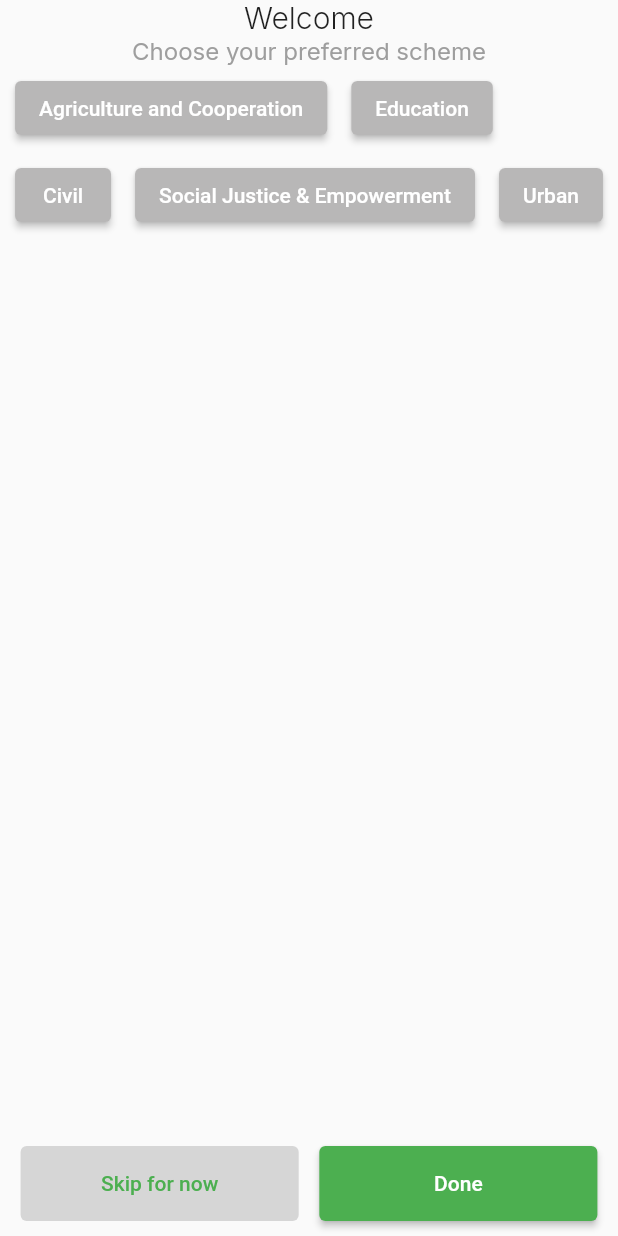
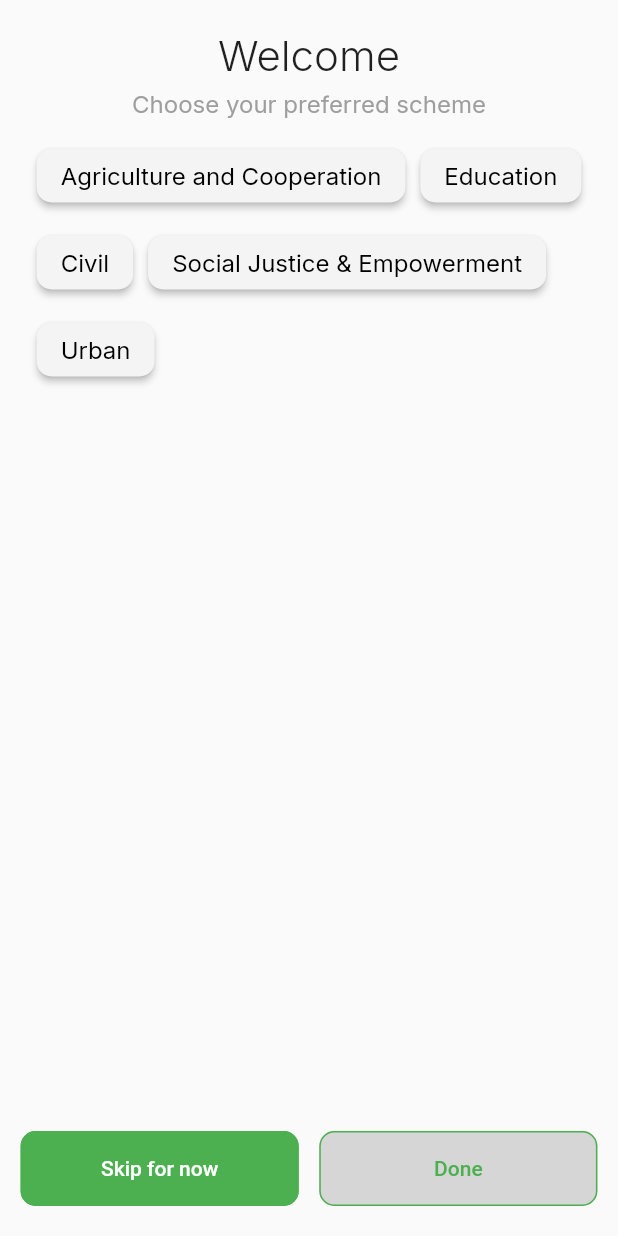
Before and after one commit to iYojna/iYojana-mobile-app, a Flutter app: the SetTagsScreen screen opened by its route, on a phone screen of 412 x 824 dp. Run offline on Flutter 3.47's test engine with Material 2 defaults, Android fonts, the light colour scheme and no system bars; our stand-ins replace google_fonts, shared_preferences; missing offline and left inert: flutter_shake_animated; accounts and stored records are empty; generated files the repository leaves out were written again.

Commit message:
:pencil2: added minor UI changes on the onboarding screens

```diff
--- a/iyojana/lib/auth/set_tags_screen.dart
+++ b/iyojana/lib/auth/set_tags_screen.dart
@@ -3,6 +3,7 @@ import 'package:flutter/src/widgets/framework.dart';
 
 import 'package:flutter/material.dart';
 import 'package:google_fonts/google_fonts.dart';
+import 'package:iyojana/styles.dart';
 
 class Tags {
   String id;
@@ -37,47 +38,81 @@ class _SetTagsScreenState extends State<SetTagsScreen> {
     return Scaffold(
       body: SafeArea(
           child: CustomScrollView(
+        physics: BouncingScrollPhysics(),
         slivers: [
           SliverFillRemaining(
             hasScrollBody: false,
             child: Column(
               children: <Widget>[
-                Text(
+                Padding(
+                  padding: EdgeInsets.only(top: 20.0, bottom: 5.0),
+                  child: Text(
                     'Welcome',
                     style: GoogleFonts.inter(
                         textStyle: const TextStyle(
-                          fontWeight: FontWeight.w300, fontSize: 20)),
+                            fontWeight: FontWeight.w300, fontSize: 28)),
                   ),
-                Text('Choose your preferred scheme',
+                ),
+                Padding(
+                  padding: EdgeInsets.only(bottom: 10.0),
+                  child: Text('Choose your preferred scheme',
                       style: GoogleFonts.inter(
                         textStyle: const TextStyle(
                             color: Colors.grey,
                             fontWeight: FontWeight.w400,
                             fontSize: 16),
                       )),
+                ),
                 Wrap(
                     children: tags
                         .map((tag) => Padding(
-                          padding: const EdgeInsets.only(left: 8.0, right: 8.0, top:5.0, bottom: 5.0),
+                            padding: const EdgeInsets.only(
+                                left: 5.0, right: 5.0, top: 5.0, bottom: 5.0),
                             child: ElevatedButton(
-
-                            style: ButtonStyle(
-                              backgroundColor: MaterialStateProperty.all(tag.enabled? Colors.green : Color.fromARGB(255, 184, 183, 183))
+                                // add border radius
+                                style: ElevatedButton.styleFrom(
+                                  shape: RoundedRectangleBorder(
+                                    borderRadius: BorderRadius.circular(10),
                                   ),
-                            onPressed: (){
+                                  primary: tag.enabled
+                                      ? Color.fromARGB(255, 227, 255, 217)
+                                      : Color.fromARGB(255, 245, 244, 244),
+                                  side: BorderSide(
+                                      width: 2,
+                                      color: tag.enabled
+                                          // 0, 166, 36, 1
+                                          ? Color.fromARGB(255, 0, 166, 36)
+                                          : Colors.transparent),
+                                  // backgroundColor: MaterialStateProperty.all(
+                                  //     tag.enabled
+                                  //         ? Color.fromARGB(255, 227, 255, 217)
+                                  //         : Color.fromARGB(
+                                  //             255, 245, 244, 244))
+                                ),
+                                onPressed: () {
                                   setState(() {
                                     print("clicked");
                                     tag.enabled = !tag.enabled;
                                   });
                                 },
                                 child: Container(
-                              child: Text(tag.name),
-                            )
-                          )
-                        )).toList()),
+                                  child: Text(
+                                    tag.name,
+                                    style: GoogleFonts.inter(
+                                        textStyle: TextStyle(
+                                            // rgba(0, 166, 36, 1)
+                                            color: tag.enabled
+                                                ? Color.fromARGB(
+                                                    255, 0, 166, 36)
+                                                : Colors.black,
+                                            fontWeight: FontWeight.w400,
+                                            fontSize: 16)),
+                                  ),
+                                ))))
+                        .toList()),
                 Expanded(child: Container()),
                 Padding(
-                  padding: const EdgeInsets.only(bottom: 10.0),
+                  padding: const EdgeInsets.only(bottom: 20.0),
                   child: Row(
                     mainAxisAlignment: MainAxisAlignment.spaceEvenly,
                     children: [
@@ -85,18 +120,16 @@ class _SetTagsScreenState extends State<SetTagsScreen> {
                           height: 50,
                           width: MediaQuery.of(context).size.width * 0.45,
                           child: ElevatedButton(
-                             style: ButtonStyle(
-                        elevation: MaterialStateProperty.all(0),
-                        backgroundColor: MaterialStateProperty.all<Color>(
-                            Color.fromARGB(255, 214, 214, 214)),
-                        foregroundColor:
-                            MaterialStateProperty.all<Color>(Colors.green)),
-                              onPressed: () {}, child: Text("Skip for now"))),
+                              style: Styles().buttonStyle1(),
+                              onPressed: () {},
+                              child: Text("Skip for now"))),
                       SizedBox(
                           height: 50,
                           width: MediaQuery.of(context).size.width * 0.45,
                           child: ElevatedButton(
-                              onPressed: () {}, child: Text("Done")))
+                              style: Styles().buttonStyle2(),
+                              onPressed: () {},
+                              child: Text("Done")))
                     ],
                   ),
                 )
--- a/iyojana/lib/language.dart
+++ b/iyojana/lib/language.dart
@@ -9,7 +9,7 @@ class Language {
   static List<Language> languageList() {
     return <Language>[
       Language(2, "🇺🇸", "English", "en"),
-      Language(4, "🇮🇳", "हिंदी", "es")
+      Language(4, "🇮🇳", "ગુજરાતી", "es")
     ];
   }
 }
--- a/iyojana/lib/styles.dart
+++ b/iyojana/lib/styles.dart
@@ -15,7 +15,7 @@ class Styles {
 
   TextStyle heading1() {
     return GoogleFonts.inter(
-        textStyle: TextStyle(fontWeight: FontWeight.w400, fontSize: 36));
+        textStyle: TextStyle(fontWeight: FontWeight.w400, fontSize: 28));
   }
 
   TextStyle subTitle1() {
@@ -27,12 +27,19 @@ class Styles {
   ButtonStyle buttonStyle1() {
     return ButtonStyle(
         elevation: MaterialStateProperty.all(0),
-      );
+        shape: MaterialStateProperty.all<RoundedRectangleBorder>(
+            RoundedRectangleBorder(
+                borderRadius: BorderRadius.circular(10.0),
+                side: const BorderSide(color: Colors.green))));
   }
 
   ButtonStyle buttonStyle2() {
     return ButtonStyle(
         elevation: MaterialStateProperty.all(0),
+        shape: MaterialStateProperty.all<RoundedRectangleBorder>(
+            RoundedRectangleBorder(
+                borderRadius: BorderRadius.circular(10.0),
+                side: const BorderSide(color: Colors.green))),
         backgroundColor: MaterialStateProperty.all<Color>(
             Color.fromARGB(255, 214, 214, 214)),
         foregroundColor: MaterialStateProperty.all<Color>(Colors.green));
```
Also changed, not shown: iyojana/lib/auth/auth_dashboard.dart (+31 -44 lines). Lines whose indentation alone changed are shown as unchanged.
